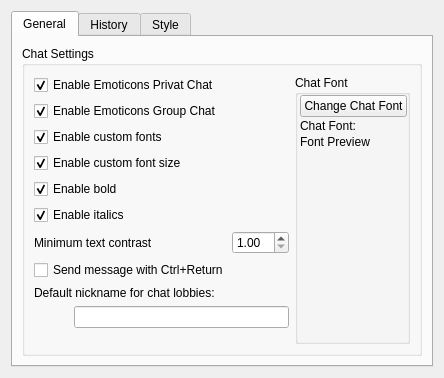
Qt form retroshare-gui/src/gui/settings/ChatPage.ui (RetroShare/RetroShare) before a commit.
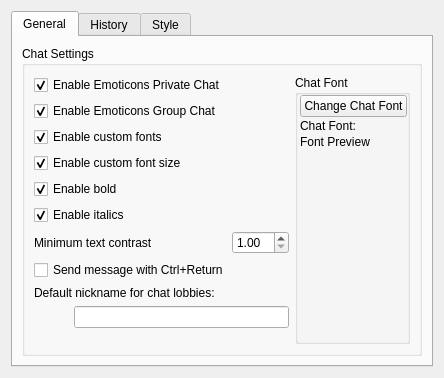
The same form after that commit.

The edit to the form file:
```diff
--- a/retroshare-gui/src/gui/settings/ChatPage.ui
+++ b/retroshare-gui/src/gui/settings/ChatPage.ui
@@ -38,7 +38,7 @@
             <item>
              <widget class="QCheckBox" name="checkBox_emoteprivchat">
               <property name="text">
-               <string>Enable Emoticons Privat Chat</string>
+               <string>Enable Emoticons Private Chat</string>
               </property>
               <property name="checked">
                <bool>true</bool>
```
